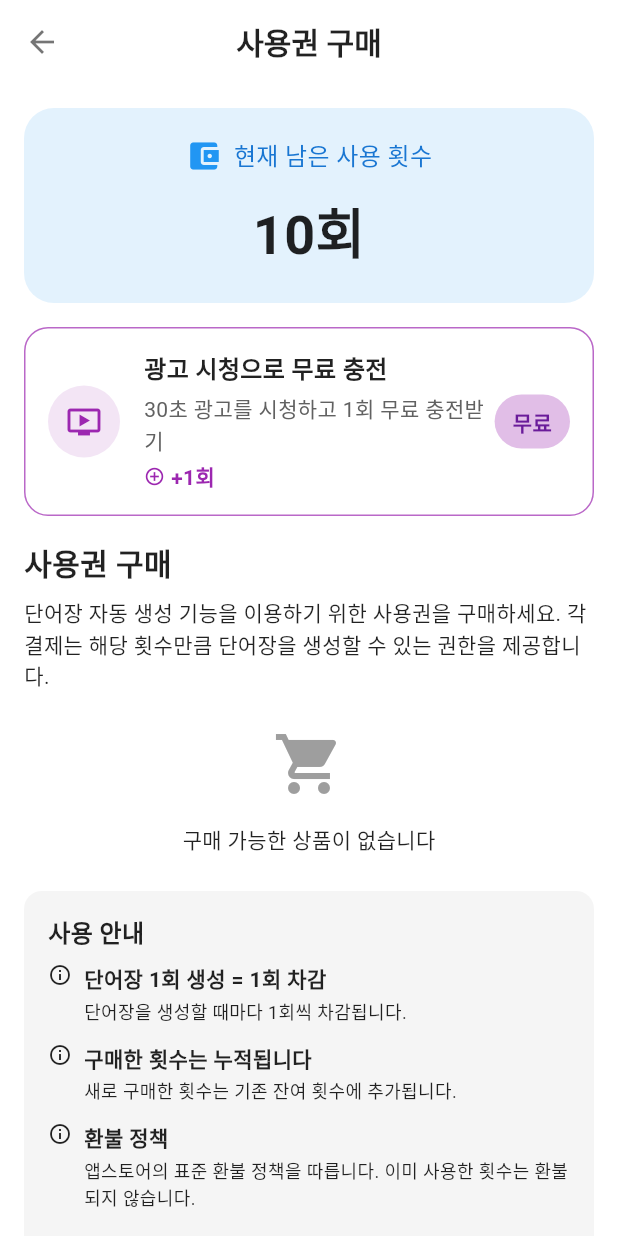
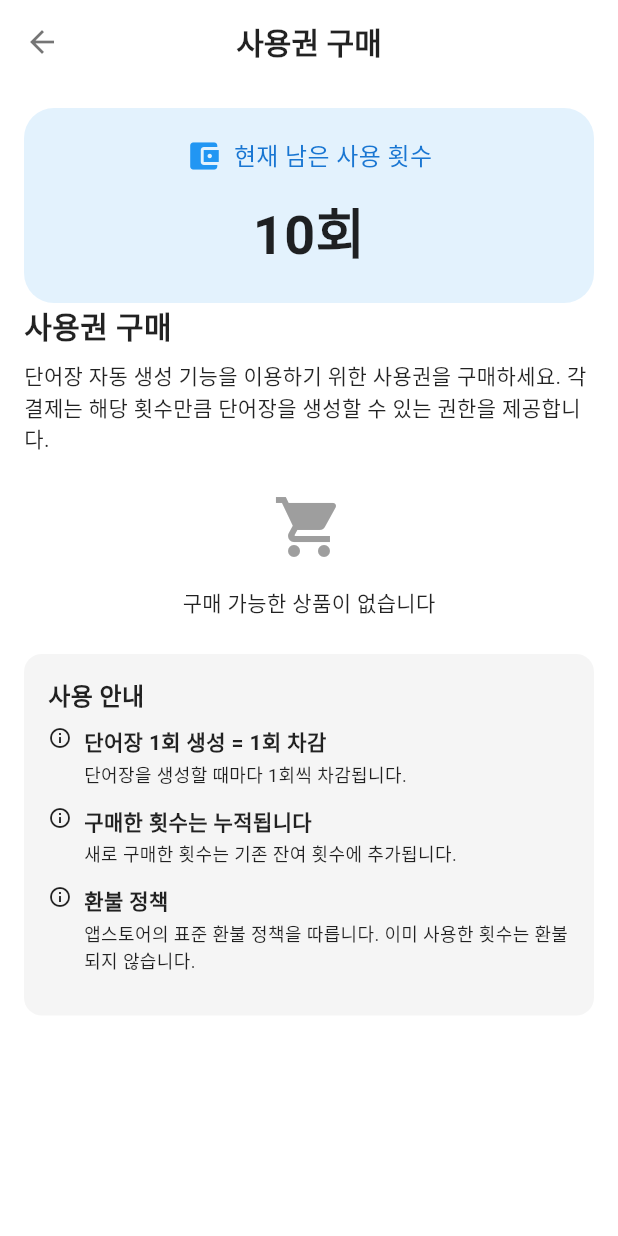
Before and after one commit to taehun2123/voca_app, a Flutter app: the PurchaseScreen screen opened directly, on a phone screen of 412 x 824 dp. Run offline on Flutter 3.47's test engine with Material 3 defaults, Android fonts, the phone set to English and light mode, and no system bars; our stand-ins replace firebase_core, firebase_remote_config, flutter_secure_storage, flutter_tts, google_mobile_ads, image_picker and 3 more; accounts and stored records are empty; Roboto replaces fonts that are missing (Pretendard).

Commit message:
남은 사용량이 0 일때만 무료로 충전하기 표시

```diff
--- a/lib/screens/purchase_screen.dart
+++ b/lib/screens/purchase_screen.dart
@@ -236,8 +236,6 @@ class _PurchaseScreenState extends State<PurchaseScreen> {
                           const SizedBox(height: 16),
                           _buildWatchAdCard(),
                       ],
-                      SizedBox(height: 16),
-                      _buildWatchAdCard(),
                       // 구매 옵션 설명
                       Text(
                         '사용권 구매',
```
Also changed, not shown: 1 other file.
